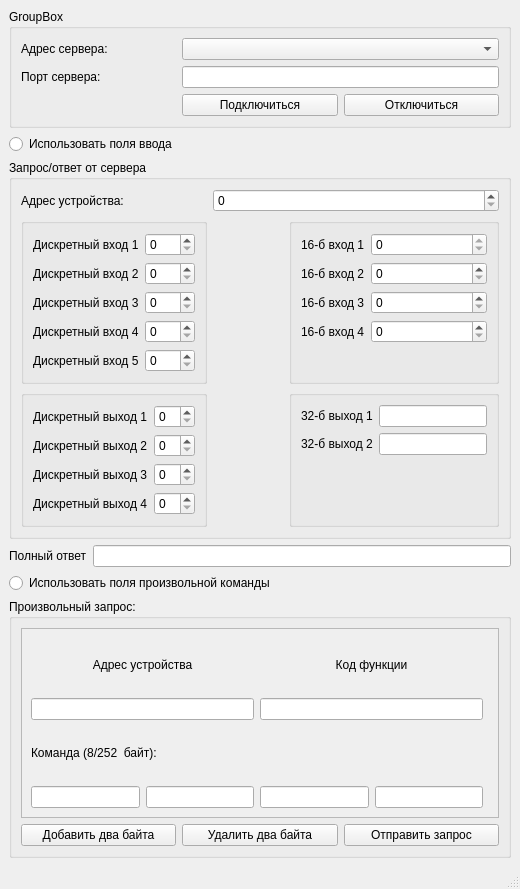
Above: modbustcpclient.ui from DenJonson/modbusTCP-client_qt before the change. Below: the same form after it.
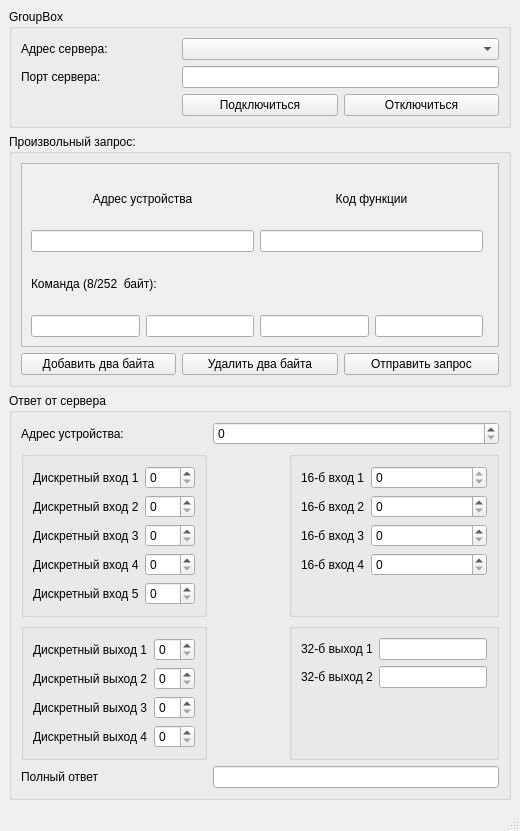
That is the form after the change.

Commit message: fixed the output of the response from the server

The edit to the form file:
```diff
--- a/modbustcpclient.ui
+++ b/modbustcpclient.ui
@@ -7,7 +7,7 @@
     <x>0</x>
     <y>0</y>
     <width>520</width>
-    <height>889</height>
+    <height>831</height>
    </rect>
   </property>
   <property name="sizePolicy">
@@ -64,320 +64,6 @@
       </layout>
      </widget>
     </item>
-    <item>
-     <widget class="QRadioButton" name="rbUi">
-      <property name="text">
-       <string>Использовать поля ввода</string>
-      </property>
-     </widget>
-    </item>
-    <item>
-     <widget class="QGroupBox" name="formGroupBox">
-      <property name="enabled">
-       <bool>true</bool>
-      </property>
-      <property name="title">
-       <string>Запрос/ответ от сервера</string>
-      </property>
-      <layout class="QGridLayout" name="gridLayout_3">
-       <item row="4" column="2">
-        <widget class="QGroupBox" name="formGroupBox_2">
-         <layout class="QFormLayout" name="formLayout_4">
-          <item row="0" column="0">
-           <widget class="QLabel" name="label_14">
-            <property name="text">
-             <string>32-б выход 1</string>
-            </property>
-           </widget>
-          </item>
-          <item row="1" column="0">
-           <widget class="QLabel" name="label_15">
-            <property name="text">
-             <string>32-б выход 2</string>
-            </property>
-           </widget>
-          </item>
-          <item row="0" column="1">
-           <widget class="QLineEdit" name="leQOut0">
-            <property name="readOnly">
-             <bool>true</bool>
-            </property>
-           </widget>
-          </item>
-          <item row="1" column="1">
-           <widget class="QLineEdit" name="leQOut1">
-            <property name="readOnly">
-             <bool>true</bool>
-            </property>
-           </widget>
-          </item>
-         </layout>
-        </widget>
-       </item>
-       <item row="2" column="1" colspan="2">
-        <widget class="QSpinBox" name="sbUnitId">
-         <property name="readOnly">
-          <bool>false</bool>
-         </property>
-         <property name="maximum">
-          <number>255</number>
-         </property>
-        </widget>
-       </item>
-       <item row="3" column="2">
-        <widget class="QGroupBox" name="formGroupBox_3">
-         <layout class="QFormLayout" name="formLayout">
-          <item row="0" column="0">
-           <widget class="QLabel" name="label_10">
-            <property name="text">
-             <string>16-б вход 1</string>
-            </property>
-           </widget>
-          </item>
-          <item row="3" column="0">
-           <widget class="QLabel" name="label_11">
-            <property name="text">
-             <string>16-б вход 4</string>
-            </property>
-           </widget>
-          </item>
-          <item row="1" column="0">
-           <widget class="QLabel" name="label_12">
-            <property name="text">
-             <string>16-б вход 2</string>
-            </property>
-           </widget>
-          </item>
-          <item row="2" column="0">
-           <widget class="QLabel" name="label_13">
-            <property name="text">
-             <string>16-б вход 3</string>
-            </property>
-           </widget>
-          </item>
-          <item row="0" column="1">
-           <widget class="QSpinBox" name="sbDIn0">
-            <property name="readOnly">
-             <bool>false</bool>
-            </property>
-            <property name="maximum">
-             <number>0</number>
-            </property>
-            <property name="value">
-             <number>0</number>
-            </property>
-           </widget>
-          </item>
-          <item row="1" column="1">
-           <widget class="QSpinBox" name="sbDIn1">
-            <property name="readOnly">
-             <bool>false</bool>
-            </property>
-           </widget>
-          </item>
-          <item row="2" column="1">
-           <widget class="QSpinBox" name="sbDIn2">
-            <property name="readOnly">
-             <bool>false</bool>
-            </property>
-           </widget>
-          </item>
-          <item row="3" column="1">
-           <widget class="QSpinBox" name="sbDIn3">
-            <property name="readOnly">
-             <bool>false</bool>
-            </property>
-           </widget>
-          </item>
-         </layout>
-        </widget>
-       </item>
-       <item row="4" column="0">
-        <widget class="QGroupBox" name="groupBox">
-         <layout class="QFormLayout" name="formLayout_3">
-          <item row="0" column="0">
-           <widget class="QLabel" name="label_6">
-            <property name="text">
-             <string>Дискретный выход 1</string>
-            </property>
-           </widget>
-          </item>
-          <item row="1" column="0">
-           <widget class="QLabel" name="label_7">
-            <property name="text">
-             <string>Дискретный выход 2</string>
-            </property>
-           </widget>
-          </item>
-          <item row="2" column="0">
-           <widget class="QLabel" name="label_8">
-            <property name="text">
-             <string>Дискретный выход 3</string>
-            </property>
-           </widget>
-          </item>
-          <item row="3" column="0">
-           <widget class="QLabel" name="label_9">
-            <property name="text">
-             <string>Дискретный выход 4</string>
-            </property>
-           </widget>
-          </item>
-          <item row="0" column="1">
-           <widget class="QSpinBox" name="sbDOut0">
-            <property name="readOnly">
-             <bool>false</bool>
-            </property>
-           </widget>
-          </item>
-          <item row="1" column="1">
-           <widget class="QSpinBox" name="sbDOut1">
-            <property name="readOnly">
-             <bool>false</bool>
-            </property>
-           </widget>
-          </item>
-          <item row="2" column="1">
-           <widget class="QSpinBox" name="sbDOut2">
-            <property name="readOnly">
-             <bool>false</bool>
-            </property>
-           </widget>
-          </item>
-          <item row="3" column="1">
-           <widget class="QSpinBox" name="sbDOut3">
-            <property name="readOnly">
-             <bool>false</bool>
-            </property>
-           </widget>
-          </item>
-         </layout>
-        </widget>
-       </item>
-       <item row="3" column="1">
-        <spacer name="horizontalSpacer">
-         <property name="orientation">
-          <enum>Qt::Horizontal</enum>
-         </property>
-         <property name="sizeHint" stdset="0">
-          <size>
-           <width>40</width>
-           <height>20</height>
-          </size>
-         </property>
-        </spacer>
-       </item>
-       <item row="2" column="0">
-        <widget class="QLabel" name="label_20">
-         <property name="text">
-          <string>Адрес устройства:</string>
-         </property>
-        </widget>
-       </item>
-       <item row="3" column="0">
-        <widget class="QGroupBox" name="formGroupBox_4">
-         <layout class="QFormLayout" name="formLayout_2">
-          <item row="0" column="0">
-           <widget class="QLabel" name="label_5">
-            <property name="text">
-             <string>Дискретный вход 1</string>
-            </property>
-           </widget>
-          </item>
-          <item row="1" column="0">
-           <widget class="QLabel" name="label_16">
-            <property name="text">
-             <string>Дискретный вход 2</string>
-            </property>
-           </widget>
-          </item>
-          <item row="2" column="0">
-           <widget class="QLabel" name="label_17">
-            <property name="text">
-             <string>Дискретный вход 3</string>
-            </property>
-           </widget>
-          </item>
-          <item row="3" column="0">
-           <widget class="QLabel" name="label_18">
-            <property name="text">
-             <string>Дискретный вход 4</string>
-            </property>
-           </widget>
-          </item>
-          <item row="4" column="0">
-           <widget class="QLabel" name="label_19">
-            <property name="text">
-             <string>Дискретный вход 5</string>
-            </property>
-           </widget>
-          </item>
-          <item row="0" column="1">
-           <widget class="QSpinBox" name="spinbDIn0">
-            <property name="readOnly">
-             <bool>false</bool>
-            </property>
-           </widget>
-          </item>
-          <item row="1" column="1">
-           <widget class="QSpinBox" name="spinbDIn1">
-            <property name="readOnly">
-             <bool>false</bool>
-            </property>
-           </widget>
-          </item>
-          <item row="2" column="1">
-           <widget class="QSpinBox" name="spinbDIn2">
-            <property name="readOnly">
-             <bool>false</bool>
-            </property>
-           </widget>
-          </item>
-          <item row="3" column="1">
-           <widget class="QSpinBox" name="spinbDIn3">
-            <property name="readOnly">
-             <bool>false</bool>
-            </property>
-           </widget>
-          </item>
-          <item row="4" column="1">
-           <widget class="QSpinBox" name="spinbDIn4">
-            <property name="readOnly">
-             <bool>false</bool>
-            </property>
-           </widget>
-          </item>
-         </layout>
-        </widget>
-       </item>
-      </layout>
-     </widget>
-    </item>
-    <item>
-     <layout class="QFormLayout" name="formLayout_5">
-      <item row="0" column="0">
-       <widget class="QLabel" name="label_22">
-        <property name="text">
-         <string>Полный ответ</string>
-        </property>
-       </widget>
-      </item>
-      <item row="0" column="1">
-       <widget class="QLineEdit" name="leResponse">
-        <property name="readOnly">
-         <bool>true</bool>
-        </property>
-       </widget>
-      </item>
-     </layout>
-    </item>
-    <item>
-     <widget class="QRadioButton" name="rbCustom">
-      <property name="text">
-       <string>Использовать поля произвольной команды</string>
-      </property>
-     </widget>
-    </item>
     <item>
      <widget class="QGroupBox" name="gridGroupBox">
       <property name="sizePolicy">
@@ -494,6 +180,302 @@
       </layout>
      </widget>
     </item>
+    <item>
+     <widget class="QGroupBox" name="formGroupBox">
+      <property name="enabled">
+       <bool>true</bool>
+      </property>
+      <property name="title">
+       <string>Ответ от сервера</string>
+      </property>
+      <layout class="QGridLayout" name="gridLayout_3">
+       <item row="3" column="0">
+        <widget class="QGroupBox" name="formGroupBox_4">
+         <layout class="QFormLayout" name="formLayout_2">
+          <item row="0" column="0">
+           <widget class="QLabel" name="label_5">
+            <property name="text">
+             <string>Дискретный вход 1</string>
+            </property>
+           </widget>
+          </item>
+          <item row="1" column="0">
+           <widget class="QLabel" name="label_16">
+            <property name="text">
+             <string>Дискретный вход 2</string>
+            </property>
+           </widget>
+          </item>
+          <item row="2" column="0">
+           <widget class="QLabel" name="label_17">
+            <property name="text">
+             <string>Дискретный вход 3</string>
+            </property>
+           </widget>
+          </item>
+          <item row="3" column="0">
+           <widget class="QLabel" name="label_18">
+            <property name="text">
+             <string>Дискретный вход 4</string>
+            </property>
+           </widget>
+          </item>
+          <item row="4" column="0">
+           <widget class="QLabel" name="label_19">
+            <property name="text">
+             <string>Дискретный вход 5</string>
+            </property>
+           </widget>
+          </item>
+          <item row="0" column="1">
+           <widget class="QSpinBox" name="spinbDIn0">
+            <property name="readOnly">
+             <bool>false</bool>
+            </property>
+           </widget>
+          </item>
+          <item row="1" column="1">
+           <widget class="QSpinBox" name="spinbDIn1">
+            <property name="readOnly">
+             <bool>false</bool>
+            </property>
+           </widget>
+          </item>
+          <item row="2" column="1">
+           <widget class="QSpinBox" name="spinbDIn2">
+            <property name="readOnly">
+             <bool>false</bool>
+            </property>
+           </widget>
+          </item>
+          <item row="3" column="1">
+           <widget class="QSpinBox" name="spinbDIn3">
+            <property name="readOnly">
+             <bool>false</bool>
+            </property>
+           </widget>
+          </item>
+          <item row="4" column="1">
+           <widget class="QSpinBox" name="spinbDIn4">
+            <property name="readOnly">
+             <bool>false</bool>
+            </property>
+           </widget>
+          </item>
+         </layout>
+        </widget>
+       </item>
+       <item row="2" column="0">
+        <widget class="QLabel" name="label_20">
+         <property name="text">
+          <string>Адрес устройства:</string>
+         </property>
+        </widget>
+       </item>
+       <item row="4" column="0">
+        <widget class="QGroupBox" name="groupBox">
+         <layout class="QFormLayout" name="formLayout_3">
+          <item row="0" column="0">
+           <widget class="QLabel" name="label_6">
+            <property name="text">
+             <string>Дискретный выход 1</string>
+            </property>
+           </widget>
+          </item>
+          <item row="1" column="0">
+           <widget class="QLabel" name="label_7">
+            <property name="text">
+             <string>Дискретный выход 2</string>
+            </property>
+           </widget>
+          </item>
+          <item row="2" column="0">
+           <widget class="QLabel" name="label_8">
+            <property name="text">
+             <string>Дискретный выход 3</string>
+            </property>
+           </widget>
+          </item>
+          <item row="3" column="0">
+           <widget class="QLabel" name="label_9">
+            <property name="text">
+             <string>Дискретный выход 4</string>
+            </property>
+           </widget>
+          </item>
+          <item row="0" column="1">
+           <widget class="QSpinBox" name="sbDOut0">
+            <property name="readOnly">
+             <bool>false</bool>
+            </property>
+           </widget>
+          </item>
+          <item row="1" column="1">
+           <widget class="QSpinBox" name="sbDOut1">
+            <property name="readOnly">
+             <bool>false</bool>
+            </property>
+           </widget>
+          </item>
+          <item row="2" column="1">
+           <widget class="QSpinBox" name="sbDOut2">
+            <property name="readOnly">
+             <bool>false</bool>
+            </property>
+           </widget>
+          </item>
+          <item row="3" column="1">
+           <widget class="QSpinBox" name="sbDOut3">
+            <property name="readOnly">
+             <bool>false</bool>
+            </property>
+           </widget>
+          </item>
+         </layout>
+        </widget>
+       </item>
+       <item row="4" column="2">
+        <widget class="QGroupBox" name="formGroupBox_2">
+         <layout class="QFormLayout" name="formLayout_4">
+          <item row="0" column="0">
+           <widget class="QLabel" name="label_14">
+            <property name="text">
+             <string>32-б выход 1</string>
+            </property>
+           </widget>
+          </item>
+          <item row="1" column="0">
+           <widget class="QLabel" name="label_15">
+            <property name="text">
+             <string>32-б выход 2</string>
+            </property>
+           </widget>
+          </item>
+          <item row="0" column="1">
+           <widget class="QLineEdit" name="leQOut0">
+            <property name="readOnly">
+             <bool>true</bool>
+            </property>
+           </widget>
+          </item>
+          <item row="1" column="1">
+           <widget class="QLineEdit" name="leQOut1">
+            <property name="readOnly">
+             <bool>true</bool>
+            </property>
+           </widget>
+          </item>
+         </layout>
+        </widget>
+       </item>
+       <item row="2" column="1" colspan="2">
+        <widget class="QSpinBox" name="sbUnitId">
+         <property name="readOnly">
+          <bool>false</bool>
+         </property>
+         <property name="maximum">
+          <number>255</number>
+         </property>
+        </widget>
+       </item>
+       <item row="3" column="2">
+        <widget class="QGroupBox" name="formGroupBox_3">
+         <layout class="QFormLayout" name="formLayout">
+          <item row="0" column="0">
+           <widget class="QLabel" name="label_10">
+            <property name="text">
+             <string>16-б вход 1</string>
+            </property>
+           </widget>
+          </item>
+          <item row="3" column="0">
+           <widget class="QLabel" name="label_11">
+            <property name="text">
+             <string>16-б вход 4</string>
+            </property>
+           </widget>
+          </item>
+          <item row="1" column="0">
+           <widget class="QLabel" name="label_12">
+            <property name="text">
+             <string>16-б вход 2</string>
+            </property>
+           </widget>
+          </item>
+          <item row="2" column="0">
+           <widget class="QLabel" name="label_13">
+            <property name="text">
+             <string>16-б вход 3</string>
+            </property>
+           </widget>
+          </item>
+          <item row="0" column="1">
+           <widget class="QSpinBox" name="sbDIn0">
+            <property name="readOnly">
+             <bool>false</bool>
+            </property>
+            <property name="maximum">
+             <number>0</number>
+            </property>
+            <property name="value">
+             <number>0</number>
+            </property>
+           </widget>
+          </item>
+          <item row="1" column="1">
+           <widget class="QSpinBox" name="sbDIn1">
+            <property name="readOnly">
+             <bool>false</bool>
+            </property>
+           </widget>
+          </item>
+          <item row="2" column="1">
+           <widget class="QSpinBox" name="sbDIn2">
+            <property name="readOnly">
+             <bool>false</bool>
+            </property>
+           </widget>
+          </item>
+          <item row="3" column="1">
+           <widget class="QSpinBox" name="sbDIn3">
+            <property name="readOnly">
+             <bool>false</bool>
+            </property>
+           </widget>
+          </item>
+         </layout>
+        </widget>
+       </item>
+       <item row="3" column="1">
+        <spacer name="horizontalSpacer">
+         <property name="orientation">
+          <enum>Qt::Horizontal</enum>
+         </property>
+         <property name="sizeHint" stdset="0">
+          <size>
+           <width>40</width>
+           <height>20</height>
+          </size>
+         </property>
+        </spacer>
+       </item>
+       <item row="5" column="0">
+        <widget class="QLabel" name="label_22">
+         <property name="text">
+          <string>Полный ответ</string>
+         </property>
+        </widget>
+       </item>
+       <item row="5" column="1" colspan="2">
+        <widget class="QLineEdit" name="leResponse">
+         <property name="readOnly">
+          <bool>true</bool>
+         </property>
+        </widget>
+       </item>
+      </layout>
+     </widget>
+    </item>
    </layout>
   </widget>
   <widget class="QMenuBar" name="menubar">
```
The commit also changes 2 other files.
